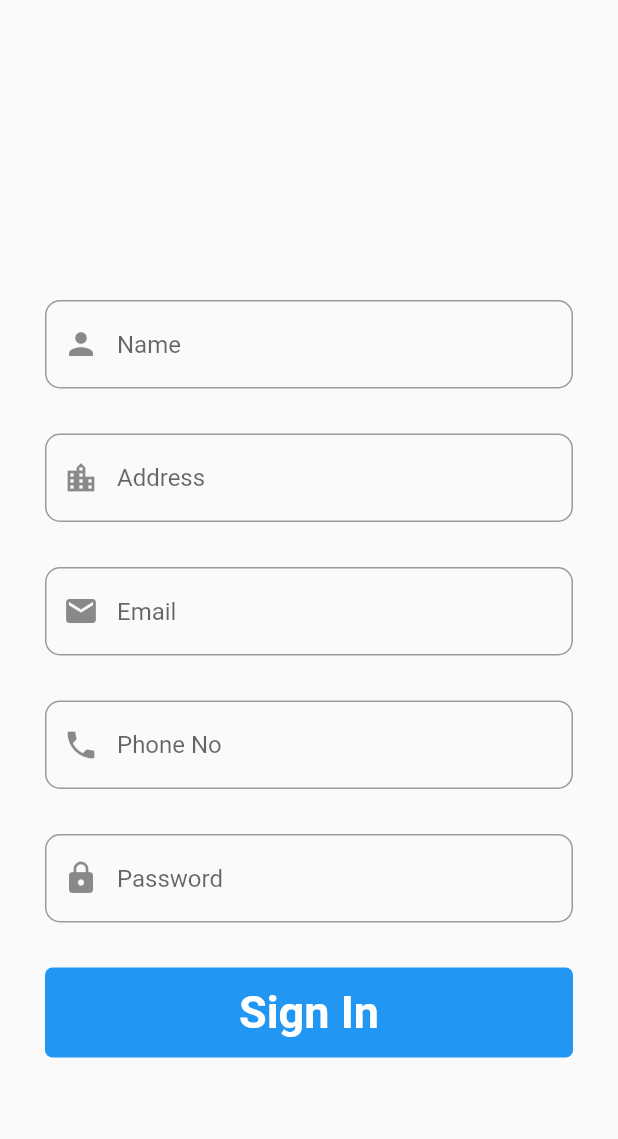
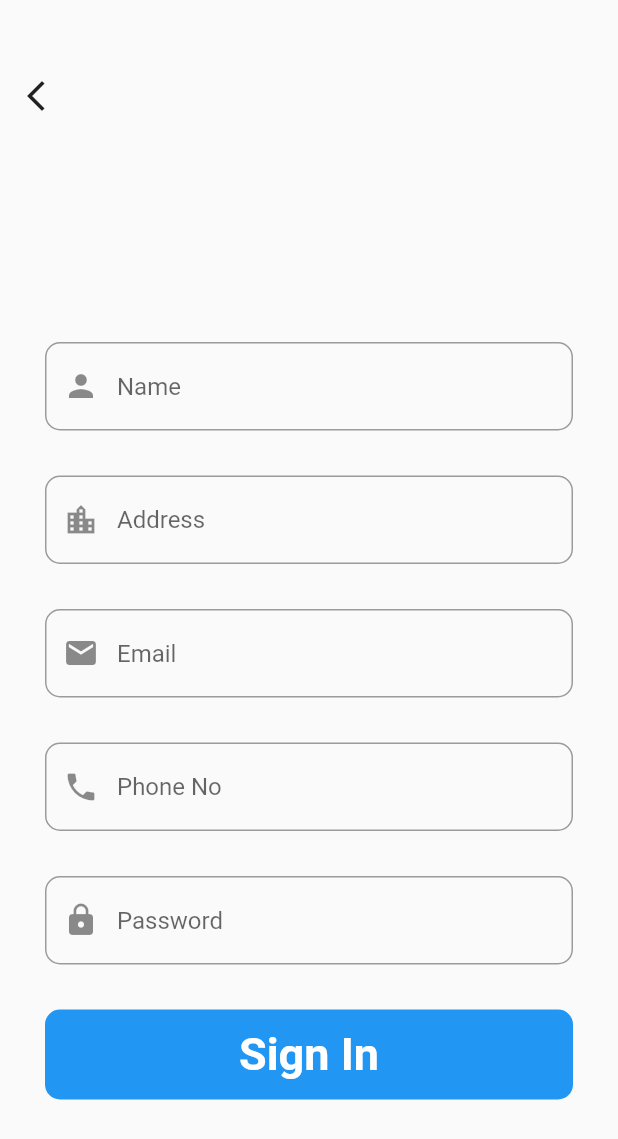
Before and after one commit to kishu3202/AmritmayaMilk, a Flutter app: the RegistrationScreen screen opened directly, on a phone screen of 412 x 824 dp. Shown: the top 1139 px of the screen. Run offline on Flutter 3.47's test engine with Material 2 defaults, Android fonts, the phone set to English and light mode, and no system bars; our stand-ins replace fluttertoast, shared_preferences; missing offline and left inert: qr_code_scanner; accounts and stored records are empty; network calls fail.

Commit message:
all code

```diff
--- a/lib/screens/login_screen.dart
+++ b/lib/screens/login_screen.dart
@@ -185,7 +185,7 @@ class _LoginScreenState extends State<LoginScreen> {
                       height: 60,
                       decoration: BoxDecoration(
                         color: Colors.blue,
-                        borderRadius: BorderRadius.circular(5),
+                        borderRadius: BorderRadius.circular(10),
                       ),
                       child: Center(
                         child: authProvider.loading
--- a/lib/screens/registration_screen.dart
+++ b/lib/screens/registration_screen.dart
@@ -48,7 +48,18 @@ class _RegistrationScreenState extends State<RegistrationScreen> {
     return Scaffold(
       body: SingleChildScrollView(
         child: Padding(
-          padding: const EdgeInsets.symmetric(vertical: 200, horizontal: 30),
+          padding: const EdgeInsets.symmetric(vertical: 40),
+          child: Column(
+            crossAxisAlignment: CrossAxisAlignment.start,
+            children: [
+              IconButton(
+                  onPressed: () {
+                    Navigator.pop(context);
+                  },
+                  icon: Icon(Icons.arrow_back_ios_new)),
+              Padding(
+                padding:
+                    const EdgeInsets.symmetric(vertical: 140, horizontal: 30),
                 child: Form(
                   key: formKey,
                   child: Column(
@@ -192,8 +203,8 @@ class _RegistrationScreenState extends State<RegistrationScreen> {
                                 email.isNotEmpty &&
                                 address.isNotEmpty &&
                                 password.isNotEmpty) {
-                        userProvider.register(
-                            context, name, phone, email, address, password);
+                              userProvider.register(context, name, phone, email,
+                                  address, password);
                             } else if (formKey.currentState!.validate()) {
                               Navigator.pop(context);
                               print('false');
@@ -204,7 +215,7 @@ class _RegistrationScreenState extends State<RegistrationScreen> {
                           height: 60,
                           decoration: BoxDecoration(
                             color: Colors.blue,
-                      borderRadius: BorderRadius.circular(5),
+                            borderRadius: BorderRadius.circular(10),
                           ),
                           child: const Center(
                             child: Text(
@@ -222,6 +233,9 @@ class _RegistrationScreenState extends State<RegistrationScreen> {
                   ),
                 ),
               ),
+            ],
+          ),
+        ),
       ),
     );
   }
```
Also changed, not shown: lib/provider/productList_Provider.dart (+18 -9 lines), lib/screens/dashboard_screen.dart (+10 -12 lines), lib/screens/product_list_screen.dart (+19 -3 lines). Lines whose indentation alone changed are shown as unchanged.
